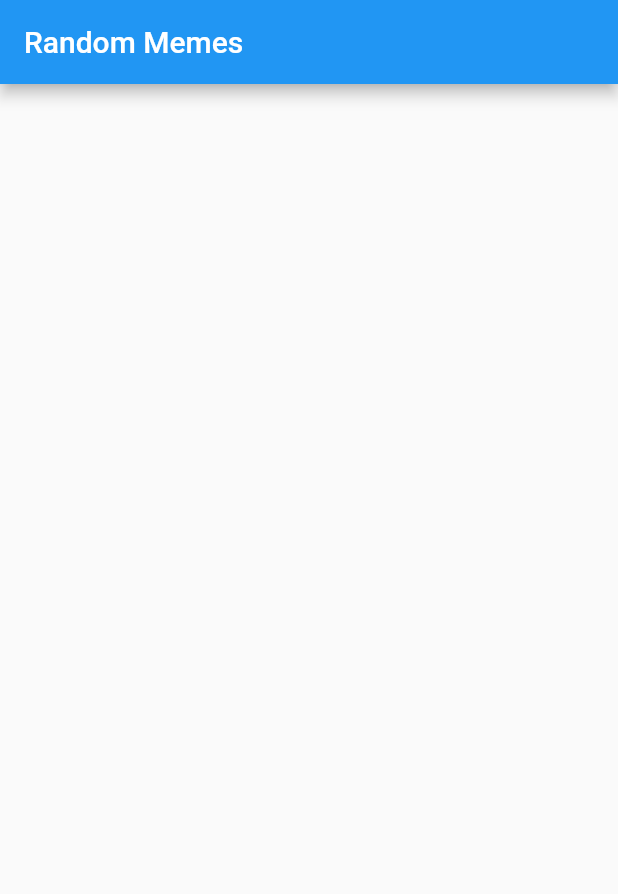
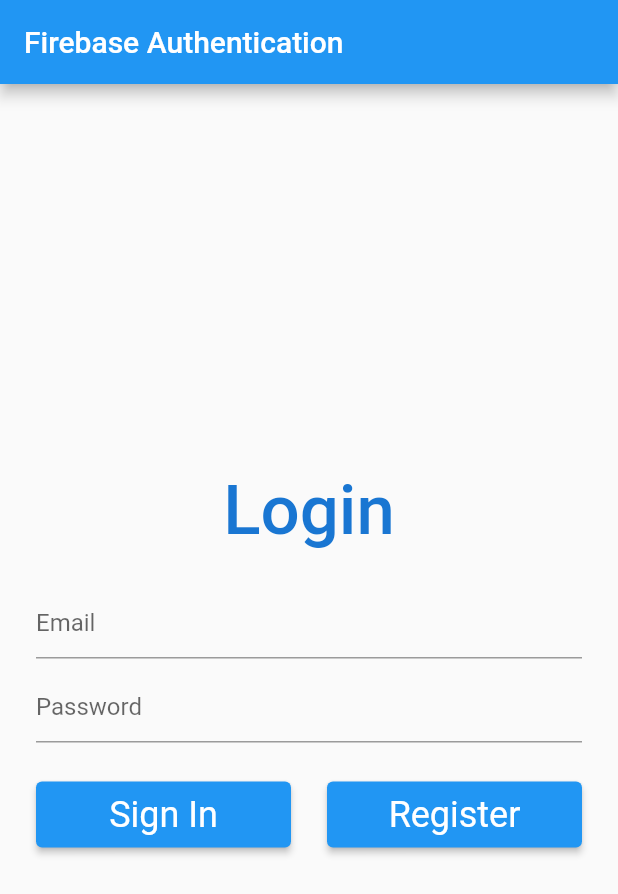
Before and after one commit to unahb/CS-8803-MAS-first-project, a Flutter app: the screen it shows after launch, on a phone screen of 412 x 824 dp. Shown: the top 894 px of the screen. Run offline on Flutter 3.47's test engine with Material 2 defaults, Android fonts, the phone set to English and light mode, and no system bars; our stand-ins replace firebase_auth, firebase_core; accounts and stored records are empty.

Commit message:
added login with firebase

```diff
--- a/lib/main.dart
+++ b/lib/main.dart
@@ -5,6 +5,7 @@
 import 'package:flutter/material.dart';
 import 'package:http/http.dart' as http;
 import 'dart:convert';
+import 'screens/login_page.dart';
 
 void main() {
   runApp(const MyApp());
@@ -15,11 +16,40 @@ class MyApp extends StatelessWidget {
 
   @override
   Widget build(BuildContext context) {
-    return const MaterialApp(
-      title: 'Random Meme Viewer',
-      home: RandomMemes(),
+    return MaterialApp(
+      title: 'Flutter Authentication',
+      debugShowCheckedModeBanner: false,
+      theme: ThemeData(
+        brightness: Brightness.light,
+        primarySwatch: Colors.blue,
+        elevatedButtonTheme: ElevatedButtonThemeData(
+          style: ElevatedButton.styleFrom(
+            textStyle: TextStyle(
+              fontSize: 24.0,
+            ),
+            padding: EdgeInsets.fromLTRB(16.0, 8.0, 16.0, 8.0),
+          ),
+        ),
+        textTheme: TextTheme(
+          headline1: TextStyle(
+            fontSize: 46.0,
+            color: Colors.blue.shade700,
+            fontWeight: FontWeight.w500,
+          ),
+          bodyText1: TextStyle(fontSize: 18.0),
+        ),
+      ),
+      home: LoginPage(),
     );
   }
+
+  // @override
+  // Widget build(BuildContext context) {
+  //   return const MaterialApp(
+  //     title: 'Random Meme Viewer',
+  //     home: RandomMemes(),
+  //   );
+  // }
 }
 
 class RandomMemes extends StatefulWidget {
@@ -36,11 +66,11 @@ class _RandomMemesState extends State<RandomMemes> {
   @override
   void initState() {
     super.initState();
-    fetchFive();
+    fetch();
     _scrollController.addListener(() {
       if (_scrollController.position.pixels ==
           _scrollController.position.maxScrollExtent) {
-        fetchFive();
+        fetch();
       }
     });
   }
@@ -95,8 +125,4 @@ class _RandomMemesState extends State<RandomMemes> {
       throw Exception('Failed to load meme');
     }
   }
-
-  fetchFive() {
-    fetch();
-  }
 }
--- /dev/null
+++ b/lib/screens/login_page.dart
@@ -0,0 +1,190 @@
+import 'package:firebase_auth/firebase_auth.dart';
+import 'package:firebase_core/firebase_core.dart';
+import 'package:flutter/material.dart';
+import 'package:first_assignment/screens/profile_page.dart';
+import 'package:first_assignment/screens/register_page.dart';
+import 'package:first_assignment/utils/fire_auth.dart';
+import 'package:first_assignment/utils/validator.dart';
+
+class LoginPage extends StatefulWidget {
+  @override
+  _LoginPageState createState() => _LoginPageState();
+}
+
+class _LoginPageState extends State<LoginPage> {
+  final _formKey = GlobalKey<FormState>();
+
+  final _emailTextController = TextEditingController();
+  final _passwordTextController = TextEditingController();
+
+  final _focusEmail = FocusNode();
+  final _focusPassword = FocusNode();
+
+  bool _isProcessing = false;
+
+  Future<FirebaseApp> _initializeFirebase() async {
+    FirebaseApp firebaseApp = await Firebase.initializeApp();
+
+    User? user = FirebaseAuth.instance.currentUser;
+
+    if (user != null) {
+      Navigator.of(context).pushReplacement(
+        MaterialPageRoute(
+          builder: (context) => ProfilePage(
+            user: user,
+          ),
+        ),
+      );
+    }
+
+    return firebaseApp;
+  }
+
+  @override
+  Widget build(BuildContext context) {
+    return GestureDetector(
+      onTap: () {
+        _focusEmail.unfocus();
+        _focusPassword.unfocus();
+      },
+      child: Scaffold(
+        appBar: AppBar(
+          title: Text('Firebase Authentication'),
+        ),
+        body: FutureBuilder(
+          future: _initializeFirebase(),
+          builder: (context, snapshot) {
+            if (snapshot.connectionState == ConnectionState.done) {
+              return Padding(
+                padding: const EdgeInsets.only(left: 24.0, right: 24.0),
+                child: Column(
+                  mainAxisAlignment: MainAxisAlignment.center,
+                  children: [
+                    Padding(
+                      padding: const EdgeInsets.only(bottom: 24.0),
+                      child: Text(
+                        'Login',
+                        style: Theme.of(context).textTheme.headline1,
+                      ),
+                    ),
+                    Form(
+                      key: _formKey,
+                      child: Column(
+                        children: <Widget>[
+                          TextFormField(
+                            controller: _emailTextController,
+                            focusNode: _focusEmail,
+                            validator: (value) => Validator.validateEmail(
+                              email: value,
+                            ),
+                            decoration: InputDecoration(
+                              hintText: "Email",
+                              errorBorder: UnderlineInputBorder(
+                                borderRadius: BorderRadius.circular(6.0),
+                                borderSide: BorderSide(
+                                  color: Colors.red,
+                                ),
+                              ),
+                            ),
+                          ),
+                          SizedBox(height: 8.0),
+                          TextFormField(
+                            controller: _passwordTextController,
+                            focusNode: _focusPassword,
+                            obscureText: true,
+                            validator: (value) => Validator.validatePassword(
+                              password: value,
+                            ),
+                            decoration: InputDecoration(
+                              hintText: "Password",
+                              errorBorder: UnderlineInputBorder(
+                                borderRadius: BorderRadius.circular(6.0),
+                                borderSide: BorderSide(
+                                  color: Colors.red,
+                                ),
+                              ),
+                            ),
+                          ),
+                          SizedBox(height: 24.0),
+                          _isProcessing
+                              ? CircularProgressIndicator()
+                              : Row(
+                                  mainAxisAlignment:
+                                      MainAxisAlignment.spaceBetween,
+                                  children: [
+                                    Expanded(
+                                      child: ElevatedButton(
+                                        onPressed: () async {
+                                          _focusEmail.unfocus();
+                                          _focusPassword.unfocus();
+
+                                          if (_formKey.currentState!
+                                              .validate()) {
+                                            setState(() {
+                                              _isProcessing = true;
+                                            });
+
+                                            User? user = await FireAuth
+                                                .signInUsingEmailPassword(
+                                              email: _emailTextController.text,
+                                              password:
+                                                  _passwordTextController.text,
+                                            );
+
+                                            setState(() {
+                                              _isProcessing = false;
+                                            });
+
+                                            if (user != null) {
+                                              Navigator.of(context)
+                                                  .pushReplacement(
+                                                MaterialPageRoute(
+                                                  builder: (context) =>
+                                                      ProfilePage(user: user),
+                                                ),
+                                              );
+                                            }
+                                          }
+                                        },
+                                        child: Text(
+                                          'Sign In',
+                                          style: TextStyle(color: Colors.white),
+                                        ),
+                                      ),
+                                    ),
+                                    SizedBox(width: 24.0),
+                                    Expanded(
+                                      child: ElevatedButton(
+                                        onPressed: () {
+                                          Navigator.of(context).push(
+                                            MaterialPageRoute(
+                                              builder: (context) =>
+                                                  RegisterPage(),
+                                            ),
+                                          );
+                                        },
+                                        child: Text(
+                                          'Register',
+                                          style: TextStyle(color: Colors.white),
+                                        ),
+                                      ),
+                                    ),
+                                  ],
+                                )
+                        ],
+                      ),
+                    )
+                  ],
+                ),
+              );
+            }
+
+            return Center(
+              child: CircularProgressIndicator(),
+            );
+          },
+        ),
+      ),
+    );
+  }
+}
--- /dev/null
+++ b/lib/utils/fire_auth.dart
@@ -0,0 +1,69 @@
+import 'package:firebase_auth/firebase_auth.dart';
+
+class FireAuth {
+  // For registering a new user
+  static Future<User?> registerUsingEmailPassword({
+    required String name,
+    required String email,
+    required String password,
+  }) async {
+    FirebaseAuth auth = FirebaseAuth.instance;
+    User? user;
+
+    try {
+      UserCredential userCredential = await auth.createUserWithEmailAndPassword(
+        email: email,
+        password: password,
+      );
+
+      user = userCredential.user;
+      await user!.updateDisplayName(name);
+      await user.reload();
+      user = auth.currentUser;
+    } on FirebaseAuthException catch (e) {
+      if (e.code == 'weak-password') {
+        print('The password provided is too weak.');
+      } else if (e.code == 'email-already-in-use') {
+        print('The account already exists for that email.');
+      }
+    } catch (e) {
+      print(e);
+    }
+
+    return user;
+  }
+
+  // For signing in an user (have already registered)
+  static Future<User?> signInUsingEmailPassword({
+    required String email,
+    required String password,
+  }) async {
+    FirebaseAuth auth = FirebaseAuth.instance;
+    User? user;
+
+    try {
+      UserCredential userCredential = await auth.signInWithEmailAndPassword(
+        email: email,
+        password: password,
+      );
+      user = userCredential.user;
+    } on FirebaseAuthException catch (e) {
+      if (e.code == 'user-not-found') {
+        print('No user found for that email.');
+      } else if (e.code == 'wrong-password') {
+        print('Wrong password provided.');
+      }
+    }
+
+    return user;
+  }
+
+  static Future<User?> refreshUser(User user) async {
+    FirebaseAuth auth = FirebaseAuth.instance;
+
+    await user.reload();
+    User? refreshedUser = auth.currentUser;
+
+    return refreshedUser;
+  }
+}
--- /dev/null
+++ b/lib/utils/validator.dart
@@ -0,0 +1,44 @@
+class Validator {
+  static String? validateName({required String? name}) {
+    if (name == null) {
+      return null;
+    }
+
+    if (name.isEmpty) {
+      return 'Name can\'t be empty';
+    }
+
+    return null;
+  }
+
+  static String? validateEmail({required String? email}) {
+    if (email == null) {
+      return null;
+    }
+
+    RegExp emailRegExp = RegExp(
+        r"^[a-zA-Z0-9.!#$%&'*+/=?^_`{|}~-]+@[a-zA-Z0-9](?:[a-zA-Z0-9-]{0,253}[a-zA-Z0-9])?(?:\.[a-zA-Z0-9](?:[a-zA-Z0-9-]{0,253}[a-zA-Z0-9])?)*$");
+
+    if (email.isEmpty) {
+      return 'Email can\'t be empty';
+    } else if (!emailRegExp.hasMatch(email)) {
+      return 'Enter a correct email';
+    }
+
+    return null;
+  }
+
+  static String? validatePassword({required String? password}) {
+    if (password == null) {
+      return null;
+    }
+
+    if (password.isEmpty) {
+      return 'Password can\'t be empty';
+    } else if (password.length < 6) {
+      return 'Enter a password with length at least 6';
+    }
+
+    return null;
+  }
+}
--- a/pubspec.yaml
+++ b/pubspec.yaml
@@ -36,7 +36,10 @@ dependencies:
   cupertino_icons: ^1.0.2
   english_words: ^4.0.0
   http: ^0.13.4
-
+  firebase_core: ^1.0.4
+  firebase_auth: ^1.1.1
+  cloud_firestore: ^3.1.6
+  provider: ^6.0.2
 
 dev_dependencies:
   flutter_test:
```
Also changed, not shown: lib/screens/profile_page.dart (added, +149 -0 lines), lib/screens/register_page.dart (added, +155 -0 lines), pubspec.lock, 8 other files.
